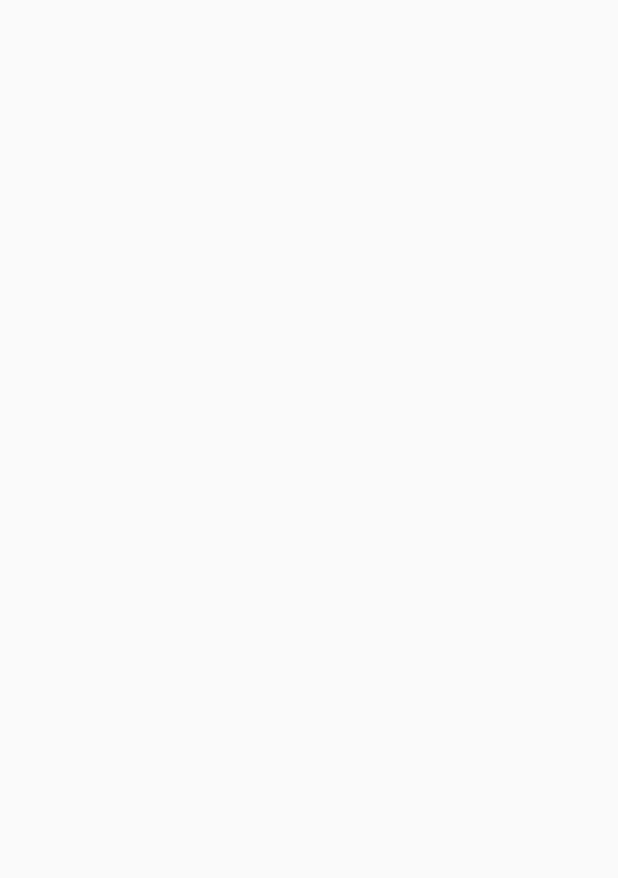
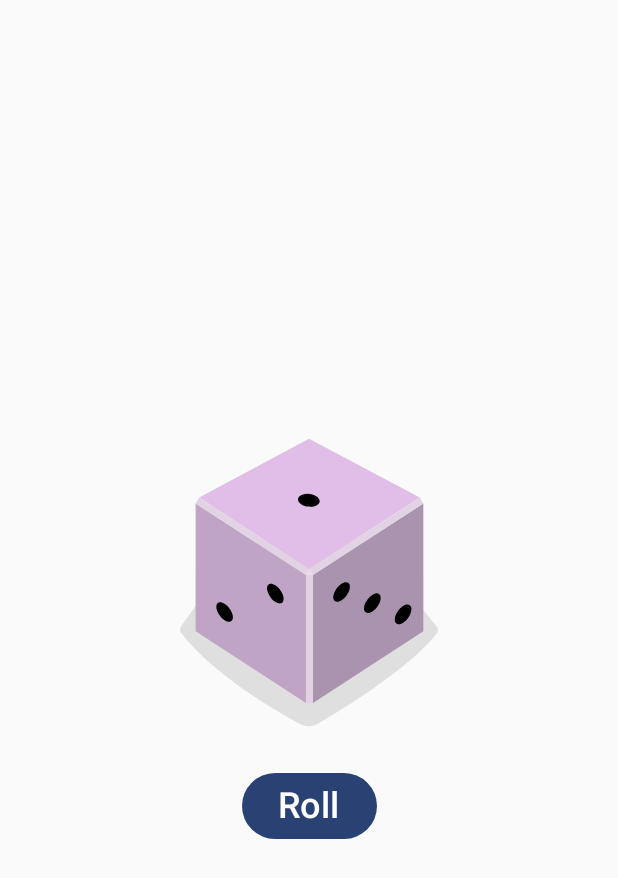
Before and after one commit to EvolutionSup/123, an Android app built with Jetpack Compose: the screen it shows after launch (MainActivity), on a phone screen of 412 x 824 dp. Before the commit the part shown is empty. Shown: the top 878 px of the screen. Run offline under Robolectric (Android 15) with nearby library versions, the phone set to English and light mode, and no system bars.

Commit message:
Dice Roller

```diff
--- a/DiceRoller/app/src/main/java/com/example/diceroller/MainActivity.kt
+++ b/DiceRoller/app/src/main/java/com/example/diceroller/MainActivity.kt
@@ -4,16 +4,24 @@
 import androidx.activity.ComponentActivity
 import androidx.activity.compose.setContent
 import androidx.activity.enableEdgeToEdge
+import androidx.compose.foundation.Image
+import androidx.compose.foundation.layout.Column
 import androidx.compose.foundation.layout.fillMaxSize
-import androidx.compose.foundation.layout.padding
-import androidx.compose.material3.Scaffold
 import androidx.compose.material3.Text
 import androidx.compose.runtime.Composable
 import androidx.compose.ui.Modifier
 import androidx.compose.ui.tooling.preview.Preview
 import com.example.diceroller.ui.theme.DiceRollerTheme
 import androidx.compose.foundation.layout.wrapContentSize
+import androidx.compose.material3.Button
 import androidx.compose.ui.Alignment
+import androidx.compose.ui.res.stringResource
+import androidx.compose.ui.res.painterResource
+import androidx.compose.runtime.mutableStateOf
+import androidx.compose.runtime.remember
+import androidx.compose.runtime.getValue
+import androidx.compose.runtime.setValue
+import androidx.compose.ui.unit.sp
 
 class MainActivity : ComponentActivity() {
     override fun onCreate(savedInstanceState: Bundle?) {
@@ -38,5 +46,22 @@
 
 @Composable
 fun DiceWithButtonAndImage(modifier: Modifier = Modifier) {
+    var result by remember { mutableStateOf( 1) }
+    val imageResource = when(result) {
+        1 -> R.drawable.dice_1
+        2 -> R.drawable.dice_2
+        3 -> R.drawable.dice_3
+        4 -> R.drawable.dice_4
+        5 -> R.drawable.dice_5
+        else -> R.drawable.dice_6
+    }
+    Column(modifier = modifier, horizontalAlignment = Alignment.CenterHorizontally) {
+        Image(painter = painterResource(imageResource), contentDescription = result.toString())
 
+        Button(
+            onClick = { result = (1..6).random() },
+        ) {
+            Text(text = stringResource(R.string.roll), fontSize = 24.sp)
+        }
+    }
 }
--- /dev/null
+++ b/DiceRoller/app/src/main/res/drawable/dice_1.xml
@@ -0,0 +1,66 @@
+<!--
+  ~ Copyright 2022, The Android Open Source Project
+  ~
+  ~ Licensed under the Apache License, Version 2.0 (the "License");
+  ~ you may not use this file except in compliance with the License.
+  ~ You may obtain a copy of the License at
+  ~
+  ~     http://www.apache.org/licenses/LICENSE-2.0
+  ~
+  ~ Unless required by applicable law or agreed to in writing, software
+  ~ distributed under the License is distributed on an "AS IS" BASIS,
+  ~ WITHOUT WARRANTIES OR CONDITIONS OF ANY KIND, either express or implied.
+  ~ See the License for the specific language governing permissions and
+  ~ limitations under the License.
+  -->
+
+<vector xmlns:android="http://schemas.android.com/apk/res/android"
+    android:width="200dp"
+    android:height="250dp"
+    android:viewportWidth="800"
+    android:viewportHeight="1000">
+    <path
+        android:fillAlpha="0.5"
+        android:fillColor="#C5C4C4"
+        android:pathData="M740.8,635.42c-68.27,90.47 -249.77,201.76 -316,240.63a50.7,50.7 0,0 1,-49.93 0.81c-64.19,-35 -234.09,-133.88 -315.65,-242a14.69,14.69 0,0 1,-0.12 -17.49c77.58,-106.29 159.67,-258.89 341.06,-258.89 182,0 242.19,139.08 340.27,258.88A14.62,14.62 0,0 1,740.8 635.42Z"
+        android:strokeAlpha="0.5" />
+    <path
+        android:fillColor="#AA93AE"
+        android:pathData="M704.9,630l-294.29,191.06l0,-340.85l294.29,-191.06l0,340.85z" />
+    <path
+        android:fillColor="#C0A4C5"
+        android:pathData="M97.59,630l294.29,191.06l0,-340.85l-294.29,-191.06l0,340.85z" />
+    <path
+        android:fillColor="#E1BEE7"
+        android:pathData="M400.14,464.73l-293.19,-191.45l293.19,-156.31l295.39,156.31l-295.39,191.45z" />
+    <path
+        android:fillColor="#E2D3E4"
+        android:pathData="M106.95,273.28l-9.36,15.87l294.29,191.06l8.26,-15.48l-293.19,-191.45z" />
+    <path
+        android:fillColor="#E2D3E4"
+        android:pathData="M695.53,273.28l9.37,15.87l-294.29,191.06l-10.47,-15.48l295.39,-191.45z" />
+    <path
+        android:fillColor="#E2D3E4"
+        android:pathData="M391.88,480.21h18.73v340.85h-18.73z" />
+    <path
+        android:fillColor="#E7DCE8"
+        android:pathData="M400.14,464.73l-8.26,15.48l18.73,0l-10.47,-15.48z" />
+    <path
+        android:fillColor="#000000"
+        android:pathData="M397.45,297.62a16.9,28.71 97.07,1 0,4.16 -33.54a16.9,28.71 97.07,1 0,-4.16 33.54z" />
+    <path
+        android:fillColor="#000000"
+        android:pathData="M297.17,539.02a30.12,16.11 53.82,1 0,26.01 -19.02a30.12,16.11 53.82,1 0,-26.01 19.02z" />
+    <path
+        android:fillColor="#000000"
+        android:pathData="M161.96,588.24a30.12,16.11 53.82,1 0,26.01 -19.02a30.12,16.11 53.82,1 0,-26.01 19.02z" />
+    <path
+        android:fillColor="#000000"
+        android:pathData="M551.15,579.45a30.12,16.11 126.18,1 0,35.56 -48.62a30.12,16.11 126.18,1 0,-35.56 48.62z" />
+    <path
+        android:fillColor="#000000"
+        android:pathData="M469.12,549.58a30.12,16.11 126.18,1 0,35.56 -48.62a30.12,16.11 126.18,1 0,-35.56 48.62z" />
+    <path
+        android:fillColor="#000000"
+        android:pathData="M633.17,609.29a30.12,16.11 126.18,1 0,35.56 -48.62a30.12,16.11 126.18,1 0,-35.56 48.62z" />
+</vector>
--- /dev/null
+++ b/DiceRoller/app/src/main/res/drawable/dice_2.xml
@@ -0,0 +1,66 @@
+<!--
+  ~ Copyright 2022, The Android Open Source Project
+  ~
+  ~ Licensed under the Apache License, Version 2.0 (the "License");
+  ~ you may not use this file except in compliance with the License.
+  ~ You may obtain a copy of the License at
+  ~
+  ~     http://www.apache.org/licenses/LICENSE-2.0
+  ~
+  ~ Unless required by applicable law or agreed to in writing, software
+  ~ distributed under the License is distributed on an "AS IS" BASIS,
+  ~ WITHOUT WARRANTIES OR CONDITIONS OF ANY KIND, either express or implied.
+  ~ See the License for the specific language governing permissions and
+  ~ limitations under the License.
+  -->
+
+<vector xmlns:android="http://schemas.android.com/apk/res/android"
+    android:width="200dp"
+    android:height="250dp"
+    android:viewportWidth="800"
+    android:viewportHeight="1000">
+    <path
+        android:fillAlpha="0.5"
+        android:fillColor="#C5C4C4"
+        android:pathData="M740.8,635.42c-68.27,90.47 -249.77,201.76 -316,240.63a50.7,50.7 0,0 1,-49.93 0.81c-64.19,-35 -234.09,-133.88 -315.65,-242a14.69,14.69 0,0 1,-0.12 -17.49c77.58,-106.29 159.67,-258.89 341.06,-258.89 182,0 242.19,139.08 340.27,258.88A14.62,14.62 0,0 1,740.8 635.42Z"
+        android:strokeAlpha="0.5" />
+    <path
+        android:fillColor="#AA93AE"
+        android:pathData="M704.9,630l-294.29,191.06l0,-340.85l294.29,-191.06l0,340.85z" />
+    <path
+        android:fillColor="#C0A4C5"
+        android:pathData="M97.59,630l294.29,191.06l0,-340.85l-294.29,-191.06l0,340.85z" />
+    <path
+        android:fillColor="#E1BEE7"
+        android:pathData="M400.14,464.73l-293.19,-191.45l293.19,-156.31l295.39,156.31l-295.39,191.45z" />
+    <path
+        android:fillColor="#E2D3E4"
+        android:pathData="M106.95,273.28l-9.36,15.87l294.29,191.06l8.26,-15.48l-293.19,-191.45z" />
+    <path
+        android:fillColor="#E2D3E4"
+        android:pathData="M695.53,273.28l9.37,15.87l-294.29,191.06l-10.47,-15.48l295.39,-191.45z" />
+    <path
+        android:fillColor="#E2D3E4"
+        android:pathData="M391.88,480.21h18.73v340.85h-18.73z" />
+    <path
+        android:fillColor="#E7DCE8"
+        android:pathData="M400.14,464.73l-8.26,15.48l18.73,0l-10.47,-15.48z" />
+    <path
+        android:fillColor="#000000"
+        android:pathData="M520.85,303.25a16.9,28.71 97.07,1 0,4.16 -33.54a16.9,28.71 97.07,1 0,-4.16 33.54z" />
+    <path
+        android:fillColor="#000000"
+        android:pathData="M273.33,291.99a16.9,28.71 97.07,1 0,4.16 -33.54a16.9,28.71 97.07,1 0,-4.16 33.54z" />
+    <path
+        android:fillColor="#000000"
+        android:pathData="M229.56,563.64a30.12,16.11 53.82,1 0,26.01 -19.02a30.12,16.11 53.82,1 0,-26.01 19.02z" />
+    <path
+        android:fillColor="#000000"
+        android:pathData="M311.58,533.77a30.12,16.11 53.82,1 0,26.01 -19.02a30.12,16.11 53.82,1 0,-26.01 19.02z" />
+    <path
+        android:fillColor="#000000"
+        android:pathData="M147.54,593.49a30.12,16.11 53.82,1 0,26.01 -19.02a30.12,16.11 53.82,1 0,-26.01 19.02z" />
+    <path
+        android:fillColor="#000000"
+        android:pathData="M551.15,579.45a30.12,16.11 126.18,1 0,35.56 -48.62a30.12,16.11 126.18,1 0,-35.56 48.62z" />
+</vector>
--- /dev/null
+++ b/DiceRoller/app/src/main/res/drawable/dice_3.xml
@@ -0,0 +1,66 @@
+<!--
+  ~ Copyright 2022, The Android Open Source Project
+  ~
+  ~ Licensed under the Apache License, Version 2.0 (the "License");
+  ~ you may not use this file except in compliance with the License.
+  ~ You may obtain a copy of the License at
+  ~
+  ~     http://www.apache.org/licenses/LICENSE-2.0
+  ~
+  ~ Unless required by applicable law or agreed to in writing, software
+  ~ distributed under the License is distributed on an "AS IS" BASIS,
+  ~ WITHOUT WARRANTIES OR CONDITIONS OF ANY KIND, either express or implied.
+  ~ See the License for the specific language governing permissions and
+  ~ limitations under the License.
+  -->
+
+<vector xmlns:android="http://schemas.android.com/apk/res/android"
+    android:width="200dp"
+    android:height="250dp"
+    android:viewportWidth="800"
+    android:viewportHeight="1000">
+    <path
+        android:fillAlpha="0.5"
+        android:fillColor="#C5C4C4"
+        android:pathData="M740.8,635.42c-68.27,90.47 -249.77,201.76 -316,240.63a50.7,50.7 0,0 1,-49.93 0.81c-64.19,-35 -234.09,-133.88 -315.65,-242a14.69,14.69 0,0 1,-0.12 -17.49c77.58,-106.29 159.67,-258.89 341.06,-258.89 182,0 242.19,139.08 340.27,258.88A14.62,14.62 0,0 1,740.8 635.42Z"
+        android:strokeAlpha="0.5" />
+    <path
+        android:fillColor="#AA93AE"
+        android:pathData="M704.9,630l-294.29,191.06l0,-340.85l294.29,-191.06l0,340.85z" />
+    <path
+        android:fillColor="#C0A4C5"
+        android:pathData="M97.59,630l294.29,191.06l0,-340.85l-294.29,-191.06l0,340.85z" />
+    <path
+        android:fillColor="#E1BEE7"
+        android:pathData="M400.14,464.73l-293.19,-191.45l293.19,-156.31l295.39,156.31l-295.39,191.45z" />
+    <path
+        android:fillColor="#E2D3E4"
+        android:pathData="M106.95,273.28l-9.36,15.87l294.29,191.06l8.26,-15.48l-293.19,-191.45z" />
+    <path
+        android:fillColor="#E2D3E4"
+        android:pathData="M695.53,273.28l9.37,15.87l-294.29,191.06l-10.47,-15.48l295.39,-191.45z" />
+    <path
+        android:fillColor="#E2D3E4"
+        android:pathData="M391.88,480.21h18.73v340.85h-18.73z" />
+    <path
+        android:fillColor="#E7DCE8"
+        android:pathData="M400.14,464.73l-8.26,15.48l18.73,0l-10.47,-15.48z" />
+    <path
+        android:fillColor="#000000"
+        android:pathData="M398.11,297.62a16.9,28.71 97.07,1 0,4.16 -33.54a16.9,28.71 97.07,1 0,-4.16 33.54z" />
+    <path
+        android:fillColor="#000000"
+        android:pathData="M548.27,304.46a16.9,28.71 97.07,1 0,4.16 -33.54a16.9,28.71 97.07,1 0,-4.16 33.54z" />
+    <path
+        android:fillColor="#000000"
+        android:pathData="M247.95,290.79a16.9,28.71 97.07,1 0,4.16 -33.54a16.9,28.71 97.07,1 0,-4.16 33.54z" />
+    <path
+        android:fillColor="#000000"
+        android:pathData="M229.56,563.64a30.12,16.11 53.82,1 0,26.01 -19.02a30.12,16.11 53.82,1 0,-26.01 19.02z" />
+    <path
+        android:fillColor="#000000"
+        android:pathData="M483.54,554.83a30.12,16.11 126.18,1 0,35.56 -48.62a30.12,16.11 126.18,1 0,-35.56 48.62z" />
+    <path
+        android:fillColor="#000000"
+        android:pathData="M618.75,604.04a30.12,16.11 126.18,1 0,35.56 -48.62a30.12,16.11 126.18,1 0,-35.56 48.62z" />
+</vector>
--- /dev/null
+++ b/DiceRoller/app/src/main/res/drawable/dice_4.xml
@@ -0,0 +1,69 @@
+<!--
+  ~ Copyright 2022, The Android Open Source Project
+  ~
+  ~ Licensed under the Apache License, Version 2.0 (the "License");
+  ~ you may not use this file except in compliance with the License.
+  ~ You may obtain a copy of the License at
+  ~
+  ~     http://www.apache.org/licenses/LICENSE-2.0
+  ~
+  ~ Unless required by applicable law or agreed to in writing, software
+  ~ distributed under the License is distributed on an "AS IS" BASIS,
+  ~ WITHOUT WARRANTIES OR CONDITIONS OF ANY KIND, either express or implied.
+  ~ See the License for the specific language governing permissions and
+  ~ limitations under the License.
+  -->
+
+<vector xmlns:android="http://schemas.android.com/apk/res/android"
+    android:width="200dp"
+    android:height="250dp"
+    android:viewportWidth="800"
+    android:viewportHeight="1000">
+    <path
+        android:fillAlpha="0.5"
+        android:fillColor="#C5C4C4"
+        android:pathData="M740.8,635.42c-68.27,90.47 -249.77,201.76 -316,240.63a50.7,50.7 0,0 1,-49.93 0.81c-64.19,-35 -234.09,-133.88 -315.65,-242a14.69,14.69 0,0 1,-0.12 -17.49c77.58,-106.29 159.67,-258.89 341.06,-258.89 182,0 242.19,139.08 340.27,258.88A14.62,14.62 0,0 1,740.8 635.42Z"
+        android:strokeAlpha="0.5" />
+    <path
+        android:fillColor="#AA93AE"
+        android:pathData="M704.9,630l-294.29,191.06l0,-340.85l294.29,-191.06l0,340.85z" />
+    <path
+        android:fillColor="#C0A4C5"
+        android:pathData="M97.59,630l294.29,191.06l0,-340.85l-294.29,-191.06l0,340.85z" />
+    <path
+        android:fillColor="#E1BEE7"
+        android:pathData="M400.14,464.73l-293.19,-191.45l293.19,-156.31l295.39,156.31l-295.39,191.45z" />
+    <path
+        android:fillColor="#E2D3E4"
+        android:pathData="M106.95,273.28l-9.36,15.87l294.29,191.06l8.26,-15.48l-293.19,-191.45z" />
+    <path
+        android:fillColor="#E2D3E4"
+        android:pathData="M695.53,273.28l9.37,15.87l-294.29,191.06l-10.47,-15.48l295.39,-191.45z" />
+    <path
+        android:fillColor="#E2D3E4"
+        android:pathData="M391.88,480.21h18.73v340.85h-18.73z" />
+    <path
+        android:fillColor="#E7DCE8"
+        android:pathData="M400.14,464.73l-8.26,15.48l18.73,0l-10.47,-15.48z" />
+    <path
+        android:fillColor="#000000"
+        android:pathData="M530.08,303.65a16.9,28.71 97.07,1 0,4.16 -33.54a16.9,28.71 97.07,1 0,-4.16 33.54z" />
+    <path
+        android:fillColor="#000000"
+        android:pathData="M389.68,218.17a16.9,28.71 97.07,1 0,4.16 -33.54a16.9,28.71 97.07,1 0,-4.16 33.54z" />
+    <path
+        android:fillColor="#000000"
+        android:pathData="M405.35,377.09a16.9,28.71 97.07,1 0,4.16 -33.54a16.9,28.71 97.07,1 0,-4.16 33.54z" />
+    <path
+        android:fillColor="#000000"
+        android:pathData="M264.95,291.6a16.9,28.71 97.07,1 0,4.16 -33.54a16.9,28.71 97.07,1 0,-4.16 33.54z" />
+    <path
+        android:fillColor="#000000"
+        android:pathData="M297.17,541.59a30.12,16.11 53.82,1 0,26.01 -19.02a30.12,16.11 53.82,1 0,-26.01 19.02z" />
+    <path
+        android:fillColor="#000000"
+        android:pathData="M161.96,590.81a30.12,16.11 53.82,1 0,26.01 -19.02a30.12,16.11 53.82,1 0,-26.01 19.02z" />
+    <path
+        android:fillColor="#000000"
+        android:pathData="M551.15,579.45a30.12,16.11 126.18,1 0,35.56 -48.62a30.12,16.11 126.18,1 0,-35.56 48.62z" />
+</vector>
--- /dev/null
+++ b/DiceRoller/app/src/main/res/drawable/dice_5.xml
@@ -0,0 +1,75 @@
+<!--
+  ~ Copyright 2022, The Android Open Source Project
+  ~
+  ~ Licensed under the Apache License, Version 2.0 (the "License");
+  ~ you may not use this file except in compliance with the License.
+  ~ You may obtain a copy of the License at
+  ~
+  ~     http://www.apache.org/licenses/LICENSE-2.0
+  ~
+  ~ Unless required by applicable law or agreed to in writing, software
+  ~ distributed under the License is distributed on an "AS IS" BASIS,
+  ~ WITHOUT WARRANTIES OR CONDITIONS OF ANY KIND, either express or implied.
+  ~ See the License for the specific language governing permissions and
+  ~ limitations under the License.
+  -->
+
+<vector xmlns:android="http://schemas.android.com/apk/res/android"
+    android:width="200dp"
+    android:height="250dp"
+    android:viewportWidth="800"
+    android:viewportHeight="1000">
+    <path
+        android:fillAlpha="0.5"
+        android:fillColor="#C5C4C4"
+        android:pathData="M740.8,635.42c-68.27,90.47 -249.77,201.76 -316,240.63a50.7,50.7 0,0 1,-49.93 0.81c-64.19,-35 -234.09,-133.88 -315.65,-242a14.69,14.69 0,0 1,-0.12 -17.49c77.58,-106.29 159.67,-258.89 341.06,-258.89 182,0 242.19,139.08 340.27,258.88A14.62,14.62 0,0 1,740.8 635.42Z"
+        android:strokeAlpha="0.5" />
+    <path
+        android:fillColor="#AA93AE"
+        android:pathData="M704.9,630l-294.29,191.06l0,-340.85l294.29,-191.06l0,340.85z" />
+    <path
+        android:fillColor="#C0A4C5"
+        android:pathData="M97.59,630l294.29,191.06l0,-340.85l-294.29,-191.06l0,340.85z" />
+    <path
+        android:fillColor="#E1BEE7"
+        android:pathData="M400.14,464.73l-293.19,-191.45l293.19,-156.31l295.39,156.31l-295.39,191.45z" />
+    <path
+        android:fillColor="#E2D3E4"
+        android:pathData="M106.95,273.28l-9.36,15.87l294.29,191.06l8.26,-15.48l-293.19,-191.45z" />
+    <path
+        android:fillColor="#E2D3E4"
+        android:pathData="M695.53,273.28l9.37,15.87l-294.29,191.06l-10.47,-15.48l295.39,-191.45z" />
+    <path
+        android:fillColor="#E2D3E4"
+        android:pathData="M391.88,480.21h18.73v340.85h-18.73z" />
+    <path
+        android:fillColor="#E7DCE8"
+        android:pathData="M400.14,464.73l-8.26,15.48l18.73,0l-10.47,-15.48z" />
+    <path
+        android:fillColor="#000000"
+        android:pathData="M397.05,297.63a16.9,28.71 97.07,1 0,4.16 -33.54a16.9,28.71 97.07,1 0,-4.16 33.54z" />
+    <path
+        android:fillColor="#000000"
+        android:pathData="M547.21,304.45a16.9,28.71 97.07,1 0,4.16 -33.54a16.9,28.71 97.07,1 0,-4.16 33.54z" />
+    <path
+        android:fillColor="#000000"
+        android:pathData="M388.17,207.62a16.9,28.71 97.07,1 0,4.16 -33.54a16.9,28.71 97.07,1 0,-4.16 33.54z" />
+    <path
+        android:fillColor="#000000"
+        android:pathData="M405.93,387.62a16.9,28.71 97.07,1 0,4.16 -33.54a16.9,28.71 97.07,1 0,-4.16 33.54z" />
+    <path
+        android:fillColor="#000000"
+        android:pathData="M246.89,290.79a16.9,28.71 97.07,1 0,4.16 -33.54a16.9,28.71 97.07,1 0,-4.16 33.54z" />
+    <path
+        android:fillColor="#000000"
+        android:pathData="M229.56,563.64a30.12,16.11 53.82,1 0,26.01 -19.02a30.12,16.11 53.82,1 0,-26.01 19.02z" />
+    <path
+        android:fillColor="#000000"
+        android:pathData="M551.15,579.45a30.12,16.11 126.18,1 0,35.56 -48.62a30.12,16.11 126.18,1 0,-35.56 48.62z" />
+    <path
+        android:fillColor="#000000"
+        android:pathData="M469.12,549.58a30.12,16.11 126.18,1 0,35.56 -48.62a30.12,16.11 126.18,1 0,-35.56 48.62z" />
+    <path
+        android:fillColor="#000000"
+        android:pathData="M633.17,609.29a30.12,16.11 126.18,1 0,35.56 -48.62a30.12,16.11 126.18,1 0,-35.56 48.62z" />
+</vector>
--- /dev/null
+++ b/DiceRoller/app/src/main/res/drawable/dice_6.xml
@@ -0,0 +1,81 @@
+<!--
+  ~ Copyright 2022, The Android Open Source Project
+  ~
+  ~ Licensed under the Apache License, Version 2.0 (the "License");
+  ~ you may not use this file except in compliance with the License.
+  ~ You may obtain a copy of the License at
+  ~
+  ~     http://www.apache.org/licenses/LICENSE-2.0
+  ~
+  ~ Unless required by applicable law or agreed to in writing, software
+  ~ distributed under the License is distributed on an "AS IS" BASIS,
+  ~ WITHOUT WARRANTIES OR CONDITIONS OF ANY KIND, either express or implied.
+  ~ See the License for the specific language governing permissions and
+  ~ limitations under the License.
+  -->
+
+<vector xmlns:android="http://schemas.android.com/apk/res/android"
+    android:width="200dp"
+    android:height="250dp"
+    android:viewportWidth="800"
+    android:viewportHeight="1000">
+    <path
+        android:fillAlpha="0.5"
+        android:fillColor="#C5C4C4"
+        android:pathData="M740.8,635.42c-68.27,90.47 -249.77,201.76 -316,240.63a50.7,50.7 0,0 1,-49.93 0.81c-64.19,-35 -234.09,-133.88 -315.65,-242a14.69,14.69 0,0 1,-0.12 -17.49c77.58,-106.29 159.67,-258.89 341.06,-258.89 182,0 242.19,139.08 340.27,258.88A14.62,14.62 0,0 1,740.8 635.42Z"
+        android:strokeAlpha="0.5" />
+    <path
+        android:fillColor="#AA93AE"
+        android:pathData="M704.9,630l-294.29,191.06l0,-340.85l294.29,-191.06l0,340.85z" />
+    <path
+        android:fillColor="#C0A4C5"
+        android:pathData="M97.59,630l294.29,191.06l0,-340.85l-294.29,-191.06l0,340.85z" />
+    <path
+        android:fillColor="#E1BEE7"
+        android:pathData="M400.14,464.73l-293.19,-191.45l293.19,-156.31l295.39,156.31l-295.39,191.45z" />
+    <path
+        android:fillColor="#E2D3E4"
+        android:pathData="M106.95,273.28l-9.36,15.87l294.29,191.06l8.26,-15.48l-293.19,-191.45z" />
+    <path
+        android:fillColor="#E2D3E4"
+        android:pathData="M695.53,273.28l9.37,15.87l-294.29,191.06l-10.47,-15.48l295.39,-191.45z" />
+    <path
+        android:fillColor="#E2D3E4"
+        android:pathData="M391.88,480.21h18.73v340.85h-18.73z" />
+    <path
+        android:fillColor="#E7DCE8"
+        android:pathData="M400.14,464.73l-8.26,15.48l18.73,0l-10.47,-15.48z" />
+    <path
+        android:fillColor="#000000"
+        android:pathData="M326.53,254.89a16.9,28.71 97.07,1 0,4.16 -33.54a16.9,28.71 97.07,1 0,-4.16 33.54z" />
+    <path
+        android:fillColor="#000000"
+        android:pathData="M537.57,298.78a16.9,28.71 97.07,1 0,4.16 -33.54a16.9,28.71 97.07,1 0,-4.16 33.54z" />
+    <path
+        android:fillColor="#000000"
+        android:pathData="M397.17,213.3a16.9,28.71 97.07,1 0,4.16 -33.54a16.9,28.71 97.07,1 0,-4.16 33.54z" />
+    <path
+        android:fillColor="#000000"
+        android:pathData="M396.31,381.95a16.9,28.71 97.07,1 0,4.16 -33.54a16.9,28.71 97.07,1 0,-4.16 33.54z" />
+    <path
+        android:fillColor="#000000"
+        android:pathData="M255.91,296.47a16.9,28.71 97.07,1 0,4.16 -33.54a16.9,28.71 97.07,1 0,-4.16 33.54z" />
+    <path
+        android:fillColor="#000000"
+        android:pathData="M466.93,340.37a16.9,28.71 97.07,1 0,4.16 -33.54a16.9,28.71 97.07,1 0,-4.16 33.54z" />
+    <path
+        android:fillColor="#000000"
+        android:pathData="M230,563.64a30.12,16.11 53.82,1 0,26.01 -19.02a30.12,16.11 53.82,1 0,-26.01 19.02z" />
+    <path
+        android:fillColor="#000000"
+        android:pathData="M312.02,533.78a30.12,16.11 53.82,1 0,26.01 -19.02a30.12,16.11 53.82,1 0,-26.01 19.02z" />
+    <path
+        android:fillColor="#000000"
+        android:pathData="M147.96,593.48a30.12,16.11 53.82,1 0,26.01 -19.02a30.12,16.11 53.82,1 0,-26.01 19.02z" />
+    <path
+        android:fillColor="#000000"
+        android:pathData="M483.54,554.83a30.12,16.11 126.18,1 0,35.56 -48.62a30.12,16.11 126.18,1 0,-35.56 48.62z" />
+    <path
+        android:fillColor="#000000"
+        android:pathData="M618.75,604.04a30.12,16.11 126.18,1 0,35.56 -48.62a30.12,16.11 126.18,1 0,-35.56 48.62z" />
+</vector>
--- a/DiceRoller/app/src/main/res/values/strings.xml
+++ b/DiceRoller/app/src/main/res/values/strings.xml
@@ -1,3 +1,4 @@
 <resources>
     <string name="app_name">Dice Roller</string>
+    <string name="roll">Roll</string>
 </resources>
```
